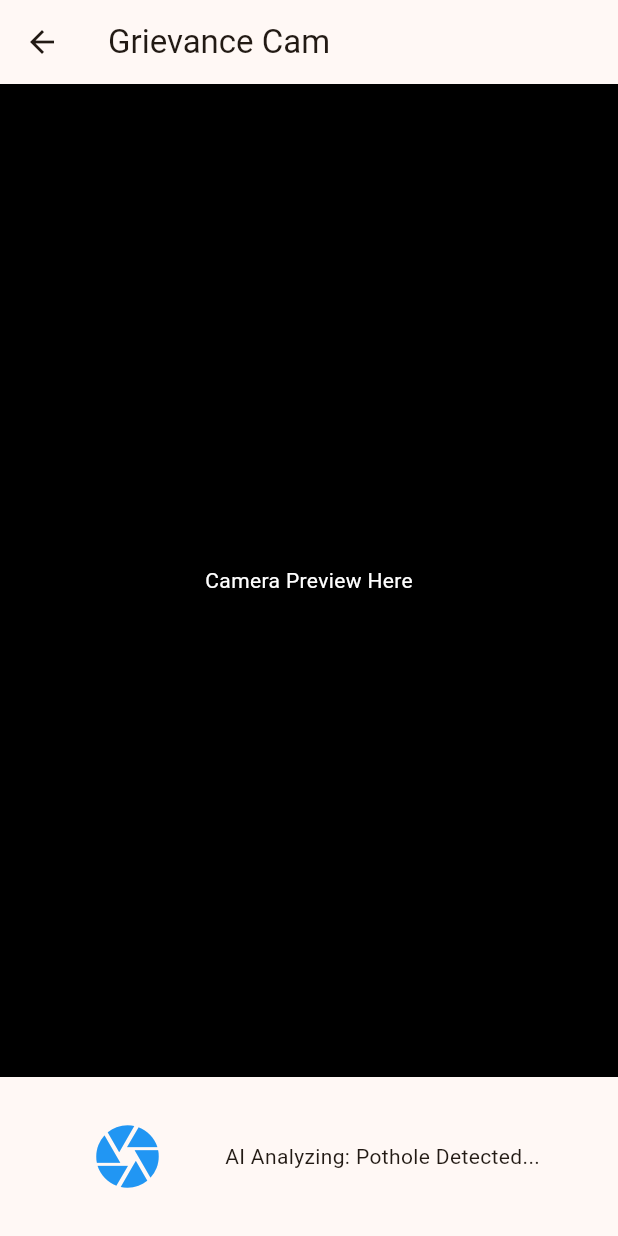
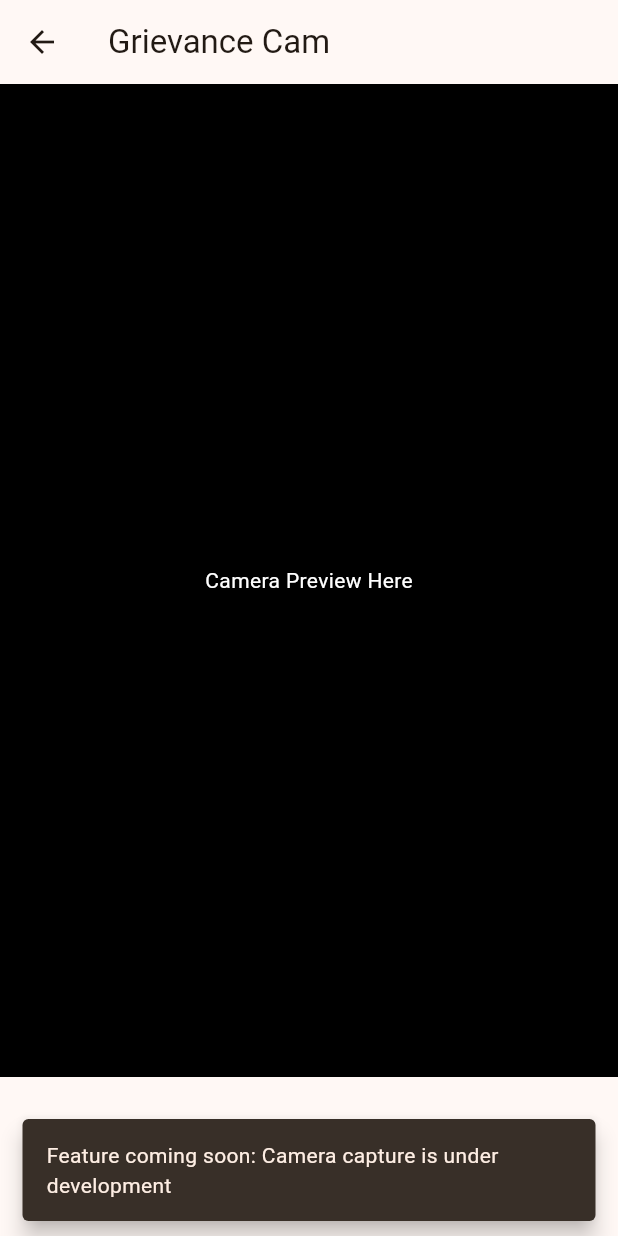
Before and after one commit to shadowcleets-new/CivicOS, a Flutter app: the GrievanceScreen screen opened directly, after a tap on the "camera" icon, on a phone screen of 412 x 824 dp. Run offline on Flutter 3.47's test engine with Material 3 defaults, Android fonts, the phone set to English and light mode, and no system bars.

Commit message:
feat(ux): add SnackBar feedback to stubbed camera button

```diff
--- a/frontend/lib/screens/grievance_screen.dart
+++ b/frontend/lib/screens/grievance_screen.dart
@@ -24,7 +24,14 @@ class GrievanceScreen extends StatelessWidget {
               mainAxisAlignment: MainAxisAlignment.spaceEvenly,
               children: [
                 IconButton(
-                  onPressed: () {},
+                  onPressed: () {
+                    ScaffoldMessenger.of(context).showSnackBar(
+                      const SnackBar(
+                        content: Text("Feature coming soon: Camera capture is under development"),
+                        behavior: SnackBarBehavior.floating,
+                      ),
+                    );
+                  },
                   tooltip: 'Capture grievance photo',
                   icon: const Icon(Icons.camera, size: 50, color: Colors.blue)
                 ),
```
Also changed, not shown: 1 other file.
